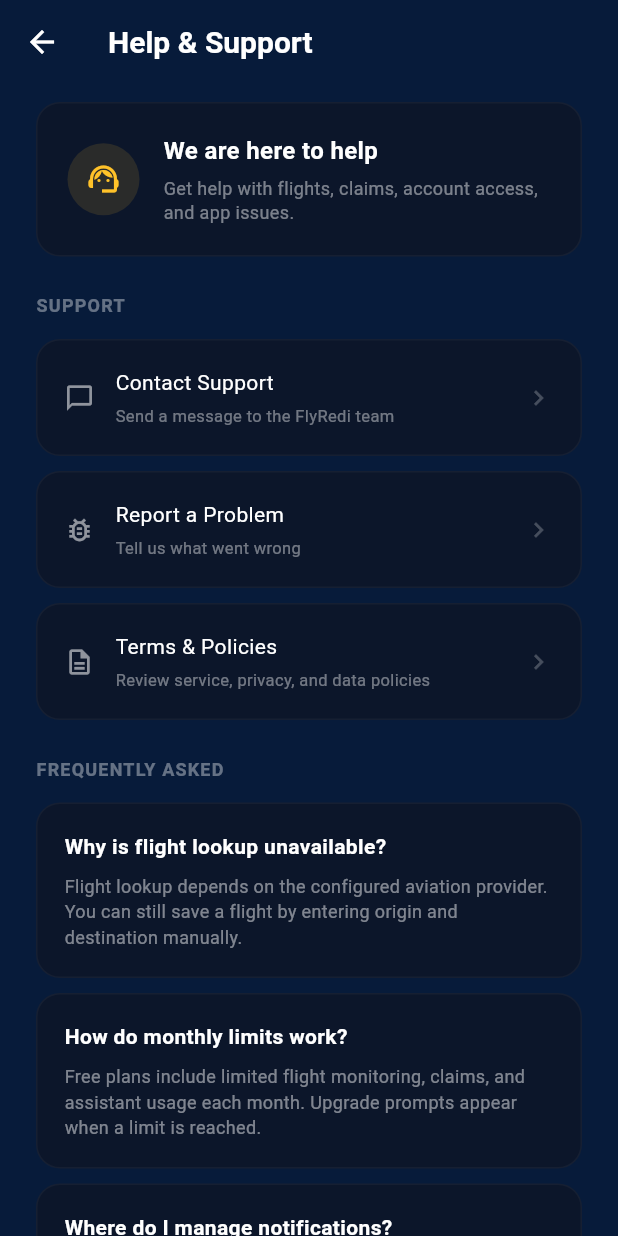
After one commit to FluxtonX/FlyRedi, a Flutter app: the HelpSupportScreen screen opened directly, on a phone screen of 412 x 824 dp. The commit adds this screen. Run offline on Flutter 3.47's test engine with Material 3 defaults, Android fonts, the phone set to English and light mode, and no system bars; our stand-ins replace dio, firebase_auth, firebase_core, get, shared_preferences; accounts and stored records are empty.

Commit message:
feat: implement privacy and security settings, add help and support screen, and refine trip repository and flight creation logic.

```diff
--- a/lib/features/traveller/repositories/trip_repository.dart
+++ b/lib/features/traveller/repositories/trip_repository.dart
@@ -37,8 +37,10 @@ class TripRepository {
       '/api/trips',
       body: {
         'tripName': flightNumber,
+        'flightNumber': flightNumber,
         'origin': origin,
         'destination': destination,
+        'departureDate': departureDate,
         'bookingReference': bookingReference,
         'totalDuration': departureDate,
         'stops': stops,
--- /dev/null
+++ b/lib/features/traveller/screens/help_support_screen.dart
@@ -0,0 +1,237 @@
+import 'package:flutter/material.dart';
+import 'package:sky_rightz_360/core/constants/app_colors.dart';
+
+class HelpSupportScreen extends StatelessWidget {
+  const HelpSupportScreen({super.key});
+
+  @override
+  Widget build(BuildContext context) {
+    return Scaffold(
+      backgroundColor: AppColors.background,
+      appBar: AppBar(
+        backgroundColor: Colors.transparent,
+        elevation: 0,
+        leading: IconButton(
+          onPressed: () => Navigator.pop(context),
+          icon: const Icon(Icons.arrow_back, color: Colors.white),
+        ),
+        title: const Text(
+          'Help & Support',
+          style: TextStyle(
+            color: Colors.white,
+            fontSize: 20,
+            fontWeight: FontWeight.bold,
+          ),
+        ),
+      ),
+      body: SingleChildScrollView(
+        padding: const EdgeInsets.fromLTRB(24, 12, 24, 28),
+        child: Column(
+          crossAxisAlignment: CrossAxisAlignment.stretch,
+          children: [
+            _supportCard(context),
+            const SizedBox(height: 24),
+            _sectionLabel('Support'),
+            const SizedBox(height: 14),
+            _actionRow(
+              context,
+              icon: Icons.chat_bubble_outline,
+              title: 'Contact Support',
+              subtitle: 'Send a message to the FlyRedi team',
+              message: 'Support chat will be available soon.',
+            ),
+            const SizedBox(height: 10),
+            _actionRow(
+              context,
+              icon: Icons.bug_report_outlined,
+              title: 'Report a Problem',
+              subtitle: 'Tell us what went wrong',
+              message: 'Issue reporting will be available soon.',
+            ),
+            const SizedBox(height: 10),
+            _actionRow(
+              context,
+              icon: Icons.description_outlined,
+              title: 'Terms & Policies',
+              subtitle: 'Review service, privacy, and data policies',
+              message: 'Terms and policies will be available soon.',
+            ),
+            const SizedBox(height: 24),
+            _sectionLabel('Frequently Asked'),
+            const SizedBox(height: 14),
+            _faqItem(
+              question: 'Why is flight lookup unavailable?',
+              answer:
+                  'Flight lookup depends on the configured aviation provider. You can still save a flight by entering origin and destination manually.',
+            ),
+            const SizedBox(height: 10),
+            _faqItem(
+              question: 'How do monthly limits work?',
+              answer:
+                  'Free plans include limited flight monitoring, claims, and assistant usage each month. Upgrade prompts appear when a limit is reached.',
+            ),
+            const SizedBox(height: 10),
+            _faqItem(
+              question: 'Where do I manage notifications?',
+              answer:
+                  'Use the Push Notifications switch on your Profile screen to enable or disable travel alerts.',
+            ),
+          ],
+        ),
+      ),
+    );
+  }
+
+  Widget _supportCard(BuildContext context) {
+    return Container(
+      padding: const EdgeInsets.all(20),
+      decoration: _cardDecoration(),
+      child: Row(
+        children: [
+          Container(
+            padding: const EdgeInsets.all(12),
+            decoration: BoxDecoration(
+              color: const Color(0xFFFFC229).withOpacity(0.12),
+              shape: BoxShape.circle,
+            ),
+            child: const Icon(
+              Icons.support_agent_outlined,
+              color: Color(0xFFFFC229),
+              size: 24,
+            ),
+          ),
+          const SizedBox(width: 16),
+          Expanded(
+            child: Column(
+              crossAxisAlignment: CrossAxisAlignment.start,
+              children: [
+                const Text(
+                  'We are here to help',
+                  style: TextStyle(
+                    color: Colors.white,
+                    fontSize: 16,
+                    fontWeight: FontWeight.bold,
+                  ),
+                ),
+                const SizedBox(height: 6),
+                Text(
+                  'Get help with flights, claims, account access, and app issues.',
+                  style: TextStyle(
+                    color: Colors.white.withOpacity(0.46),
+                    fontSize: 12,
+                    height: 1.35,
+                  ),
+                ),
+              ],
+            ),
+          ),
+        ],
+      ),
+    );
+  }
+
+  Widget _sectionLabel(String text) {
+    return Text(
+      text.toUpperCase(),
+      style: TextStyle(
+        color: Colors.white.withOpacity(0.38),
+        fontSize: 12,
+        fontWeight: FontWeight.bold,
+        letterSpacing: 0.8,
+      ),
+    );
+  }
+
+  Widget _actionRow(
+    BuildContext context, {
+    required IconData icon,
+    required String title,
+    required String subtitle,
+    required String message,
+  }) {
+    return GestureDetector(
+      onTap: () => ScaffoldMessenger.of(context).showSnackBar(
+        SnackBar(
+          content: Text(message),
+          backgroundColor: const Color(0xFF10284F),
+          behavior: SnackBarBehavior.floating,
+          shape: RoundedRectangleBorder(borderRadius: BorderRadius.circular(12)),
+        ),
+      ),
+      child: Container(
+        padding: const EdgeInsets.symmetric(vertical: 18, horizontal: 18),
+        decoration: _cardDecoration(),
+        child: Row(
+          children: [
+            Icon(icon, color: Colors.white54, size: 20),
+            const SizedBox(width: 14),
+            Expanded(
+              child: Column(
+                crossAxisAlignment: CrossAxisAlignment.start,
+                children: [
+                  Text(
+                    title,
+                    style: const TextStyle(color: Colors.white, fontSize: 14),
+                  ),
+                  const SizedBox(height: 4),
+                  Text(
+                    subtitle,
+                    style: TextStyle(
+                      color: Colors.white.withOpacity(0.42),
+                      fontSize: 11,
+                    ),
+                  ),
+                ],
+              ),
+            ),
+            Icon(
+              Icons.chevron_right,
+              color: Colors.white.withOpacity(0.24),
+              size: 20,
+            ),
+          ],
+        ),
+      ),
+    );
+  }
+
+  Widget _faqItem({
+    required String question,
+    required String answer,
+  }) {
+    return Container(
+      padding: const EdgeInsets.all(18),
+      decoration: _cardDecoration(),
+      child: Column(
+        crossAxisAlignment: CrossAxisAlignment.start,
+        children: [
+          Text(
+            question,
+            style: const TextStyle(
+              color: Colors.white,
+              fontSize: 14,
+              fontWeight: FontWeight.bold,
+            ),
+          ),
+          const SizedBox(height: 8),
+          Text(
+            answer,
+            style: TextStyle(
+              color: Colors.white.withOpacity(0.48),
+              fontSize: 12,
+              height: 1.4,
+            ),
+          ),
+        ],
+      ),
+    );
+  }
+
+  BoxDecoration _cardDecoration() {
+    return BoxDecoration(
+      color: const Color(0xFF0C162A),
+      borderRadius: BorderRadius.circular(16),
+      border: Border.all(color: Colors.white.withOpacity(0.04)),
+    );
+  }
+}
```
Also changed, not shown: lib/features/traveller/screens/add_flight_screen.dart (+9 -39 lines), lib/features/traveller/screens/privacy_security_screen.dart (added, +214 -0 lines), lib/features/traveller/screens/profile_screen.dart (+14 -0 lines).
